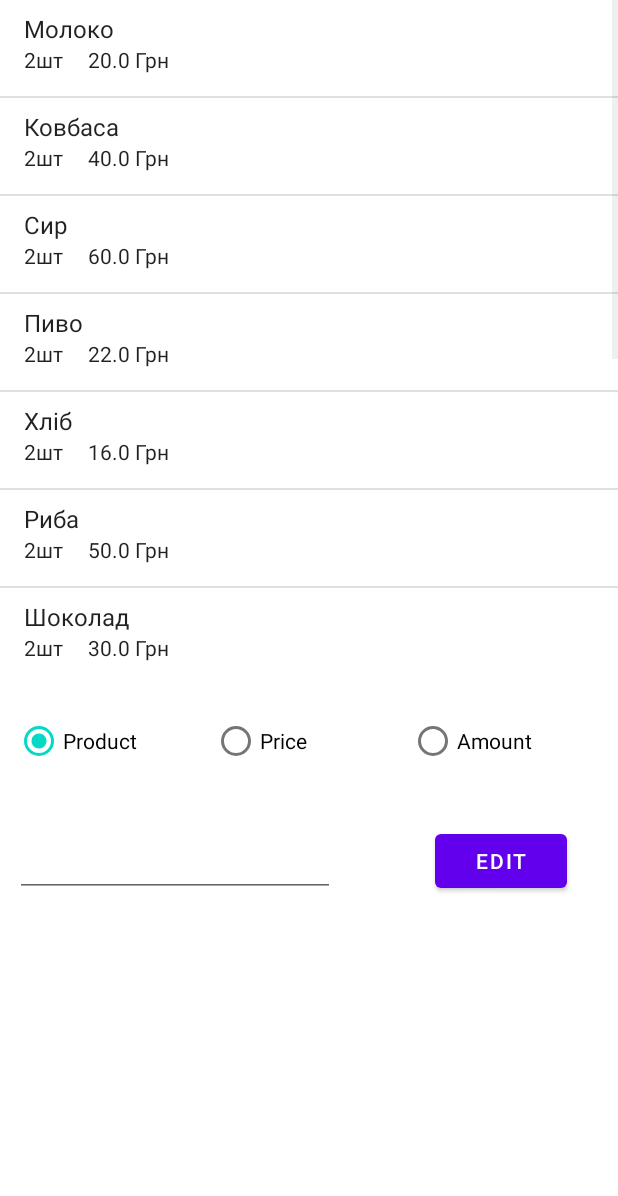
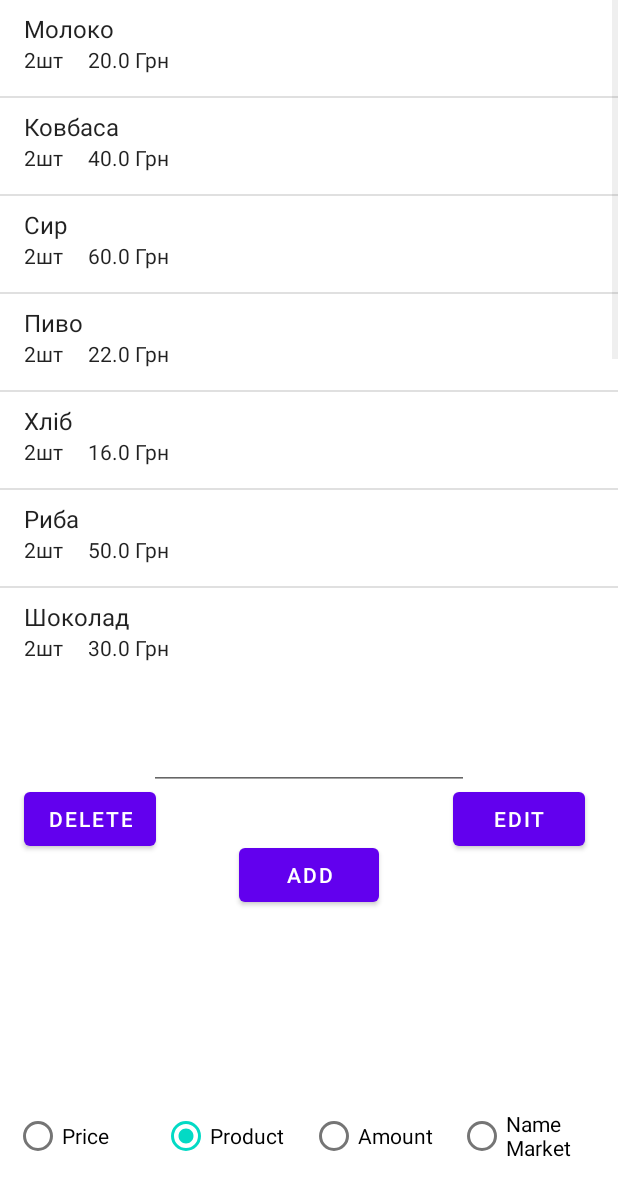
Before and after one commit to BitaJlik/MapXplorer_IT, an Android app: the Edit screen opened directly, with no data from a screen before it, on a phone screen of 412 x 824 dp. Shown: the top 1196 px of the screen. Run offline under Robolectric (Android 15) with nearby library versions, the phone set to English and light mode, and no system bars.

Commit message:
Added new funtions in edit Fix search button in main screen Added sort with products in market

```diff
--- a/app/src/main/java/com/example/mapxplorer/DataBase.java
+++ b/app/src/main/java/com/example/mapxplorer/DataBase.java
@@ -7,8 +7,9 @@ public class DataBase {
     public static int id = 0;
     static {
         markets.add(new Market("Атб",49.23152796510891, 28.406867686183425)); // 0
-        markets.add(new Market("А2б",49.23122796510891, 28.406867686183425));
-
+        markets.add(new Market("Магазинчик",49.2358082095236, 28.408807136430234));
+        markets.add(new Market("Магазин",49.23471943809688, 28.41317511598384));
+        markets.add(new Market("Імперія м'яса",49.23092745354353, 28.405822843672837));
 
         markets.get(0).getProducts().add(new Product("Молоко",20,2));
         markets.get(0).getProducts().add(new Product("Ковбаса",40,2));
@@ -24,5 +25,27 @@ public class DataBase {
         markets.get(0).getProducts().add(new Product("Сосиски мисливські",30,2));
         markets.get(0).getProducts().add(new Product("Живчик 2Л",30,2));
 
+        markets.get(1).getProducts().add(new Product("Шоколад",30,26));
+        markets.get(1).getProducts().add(new Product("Вода Солока",15,24));
+        markets.get(1).getProducts().add(new Product("Вода Газована",30,23));
+        markets.get(1).getProducts().add(new Product("Вода Негазована",30,22));
+        markets.get(1).getProducts().add(new Product("Сосиски молочні",30,22));
+        markets.get(1).getProducts().add(new Product("Сосиски мисливські",30,22));
+        markets.get(1).getProducts().add(new Product("Живчик 2Л",30,21));
+        markets.get(1).getProducts().add(new Product("Сир",60,22));
+        markets.get(1).getProducts().add(new Product("Молоко",20,4));
+        markets.get(1).getProducts().add(new Product("Пиво",22,21));
+        markets.get(1).getProducts().add(new Product("Хліб",16,2));
+        markets.get(1).getProducts().add(new Product("Риба",50,2));
+
+        markets.get(3).getProducts().add(new Product("Філе",120,5));
+
+
+
+
+
+
+
+
     }
 }
--- a/app/src/main/res/layout/activity_edit.xml
+++ b/app/src/main/res/layout/activity_edit.xml
@@ -1,49 +1,106 @@
 <?xml version="1.0" encoding="utf-8"?>
-<FrameLayout
-    xmlns:android="http://schemas.android.com/apk/res/android"
+<androidx.constraintlayout.widget.ConstraintLayout xmlns:android="http://schemas.android.com/apk/res/android"
+    xmlns:app="http://schemas.android.com/apk/res-auto"
     xmlns:tools="http://schemas.android.com/tools"
     android:layout_width="match_parent"
     android:layout_height="match_parent"
+    android:alpha="1"
     android:windowSoftInputMode="adjustPan"
-    tools:context=".MarketShowProducts">
-
+    tools:context=".Edit">
 
     <ListView
         android:id="@+id/listEdit"
         android:layout_width="match_parent"
         android:layout_height="450dp"
-        />
+        app:layout_constraintBottom_toTopOf="@+id/radioGroup"
+        app:layout_constraintEnd_toEndOf="parent"
+        app:layout_constraintHorizontal_bias="0.0"
+        app:layout_constraintStart_toStartOf="parent"
+        app:layout_constraintTop_toTopOf="parent"
+        app:layout_constraintVertical_bias="0.0">
+
+
+    </ListView>
 
     <EditText
         android:id="@+id/editInput"
         android:layout_width="wrap_content"
         android:layout_height="wrap_content"
-        android:layout_marginStart="10dp"
-        android:layout_marginTop="550dp"
+        android:layout_marginStart="91dp"
+        android:layout_marginTop="10dp"
+        android:layout_marginEnd="91dp"
+        android:layout_marginBottom="14dp"
         android:ems="10"
-        android:windowSoftInputMode="adjustPan"
         android:inputType="textPersonName"
         android:minHeight="48dp"
+        android:windowSoftInputMode="adjustPan"
+        app:layout_constraintBottom_toTopOf="@+id/add"
+        app:layout_constraintEnd_toEndOf="parent"
+        app:layout_constraintStart_toStartOf="parent"
+        app:layout_constraintTop_toBottomOf="@+id/listEdit"
         tools:ignore="SpeakableTextPresentCheck" />
+
+    <Button
+        android:id="@+id/add"
+        android:layout_width="93dp"
+        android:layout_height="48dp"
+        android:layout_marginTop="72dp"
+        android:onClick="add"
+        android:text="@string/add"
+        app:layout_constraintBottom_toTopOf="@+id/radioGroup"
+        app:layout_constraintEnd_toEndOf="parent"
+        app:layout_constraintStart_toStartOf="parent"
+        app:layout_constraintTop_toBottomOf="@+id/listEdit"
+        app:layout_constraintVertical_bias="0.0"
+        tools:ignore="OnClick" />
 
     <Button
         android:id="@+id/buttonEdit"
         android:layout_width="wrap_content"
         android:layout_height="wrap_content"
-        android:layout_marginStart="290dp"
-        android:layout_marginTop="550dp"
+        android:layout_marginStart="36dp"
+        android:layout_marginTop="72dp"
         android:onClick="edit"
         android:text="@string/edit"
+        app:layout_constraintEnd_toEndOf="parent"
+        app:layout_constraintHorizontal_bias="0.384"
+        app:layout_constraintStart_toEndOf="@+id/add"
+        app:layout_constraintTop_toBottomOf="@+id/listEdit"
         tools:ignore="UsingOnClickInXml" />
+
+    <Button
+        android:id="@+id/delete"
+        android:layout_width="wrap_content"
+        android:layout_height="wrap_content"
+        android:layout_marginStart="16dp"
+        android:layout_marginTop="72dp"
+        android:onClick="delete"
+        android:text="@string/delete"
+        app:layout_constraintEnd_toStartOf="@+id/add"
+        app:layout_constraintHorizontal_bias="0.0"
+        app:layout_constraintStart_toStartOf="parent"
+        app:layout_constraintTop_toBottomOf="@+id/listEdit" />
 
     <RadioGroup
         android:id="@+id/radioGroup"
         android:layout_width="394dp"
         android:layout_height="50dp"
-        android:layout_marginStart="10dp"
-        android:layout_marginTop="470dp"
-        android:orientation="horizontal">
+        android:layout_marginTop="89dp"
+        android:layout_marginBottom="3dp"
+        android:orientation="horizontal"
+        app:layout_constraintBottom_toBottomOf="parent"
+        app:layout_constraintEnd_toEndOf="parent"
+        app:layout_constraintStart_toStartOf="parent"
+        app:layout_constraintTop_toBottomOf="@+id/add">
 
+        <RadioButton
+            android:id="@+id/radioPrice"
+            android:layout_width="match_parent"
+            android:layout_height="wrap_content"
+            android:layout_weight="1"
+            android:clickable="true"
+            android:focusable="true"
+            android:text="@string/price" />
 
         <RadioButton
             android:id="@+id/radioProduct"
@@ -55,21 +112,24 @@
             android:text="@string/product" />
 
         <RadioButton
-            android:id="@+id/radioPrice"
-            android:layout_width="match_parent"
-            android:layout_height="wrap_content"
-            android:layout_weight="1"
-            android:clickable="true"
-            android:text="@string/price" />
-
-        <RadioButton
             android:id="@+id/radioAmount"
             android:layout_width="match_parent"
             android:layout_height="wrap_content"
             android:layout_weight="1"
             android:clickable="true"
+            android:focusable="true"
             android:text="@string/amount" />
+
+        <RadioButton
+            android:id="@+id/radioMarket"
+            android:layout_width="match_parent"
+            android:layout_height="wrap_content"
+            android:layout_marginTop="-8dp"
+            android:layout_weight="1"
+            android:clickable="true"
+            android:focusable="true"
+            android:text="@string/name_market" />
     </RadioGroup>
 
 
-</FrameLayout>
+</androidx.constraintlayout.widget.ConstraintLayout>
--- a/app/src/main/res/values/colors.xml
+++ b/app/src/main/res/values/colors.xml
@@ -7,4 +7,5 @@
     <color name="teal_700">#FF018786</color>
     <color name="black">#FF000000</color>
     <color name="white">#FFFFFFFF</color>
+    <color name="gray">#333</color>
 </resources>
```
Also changed, not shown: app/src/main/AndroidManifest.xml (+5 -2 lines), app/src/main/java/com/example/mapxplorer/Edit.java (+37 -2 lines), app/src/main/java/com/example/mapxplorer/MapsActivity.java (+20 -19 lines), app/src/main/java/com/example/mapxplorer/MarketShowProducts.java (+51 -9 lines), app/src/main/java/com/example/mapxplorer/Product.java (+12 -2 lines), app/src/main/java/com/example/mapxplorer/Search.java (added, +57 -0 lines), app/src/main/res/layout/activity_maps.xml (+9 -7 lines), app/src/main/res/layout/activity_market_show_products.xml (+25 -15 lines), app/src/main/res/layout/activity_search.xml (added, +31 -0 lines), app/src/main/res/values/strings.xml (+8 -1 lines).
